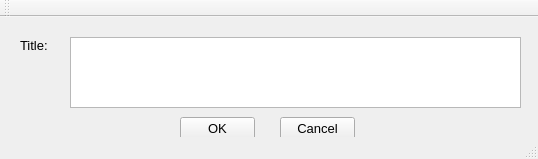
Qt form src/ui/EPANET/frmTitle.ui (USEPA/SWMM-EPANET_User_Interface) before a commit.
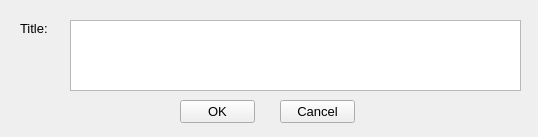
The same form after that commit.

Diff of the .ui file:
```diff
--- a/src/ui/EPANET/frmTitle.ui
+++ b/src/ui/EPANET/frmTitle.ui
@@ -7,7 +7,7 @@
     <x>0</x>
     <y>0</y>
     <width>538</width>
-    <height>159</height>
+    <height>137</height>
    </rect>
   </property>
   <property name="font">
@@ -74,15 +74,6 @@
     </property>
    </widget>
   </widget>
-  <widget class="QToolBar" name="mainToolBar">
-   <attribute name="toolBarArea">
-    <enum>TopToolBarArea</enum>
-   </attribute>
-   <attribute name="toolBarBreak">
-    <bool>false</bool>
-   </attribute>
-  </widget>
-  <widget class="QStatusBar" name="statusBar"/>
  </widget>
  <layoutdefault spacing="6" margin="11"/>
  <resources/>
```
